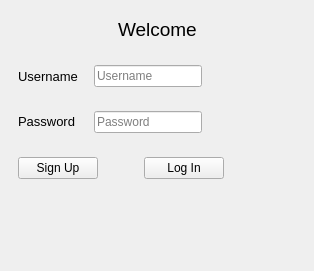
Qt form ui/login.ui (VicMbugua/TaskManagementSystem) before a commit.
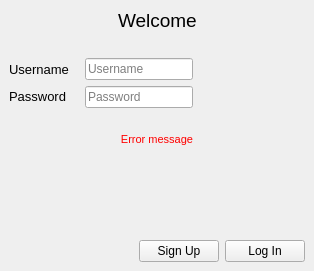
The same form after that commit.

Diff of the .ui file:
```diff
--- a/ui/login.ui
+++ b/ui/login.ui
@@ -22,13 +22,6 @@
   <widget class="QWidget" name="centralwidget">
    <layout class="QVBoxLayout" name="verticalLayout">
     <item>
-     <widget class="QWidget" name="widget" native="true">
-      <property name="sizePolicy">
-       <sizepolicy hsizetype="Preferred" vsizetype="Fixed">
-        <horstretch>0</horstretch>
-        <verstretch>0</verstretch>
-       </sizepolicy>
-      </property>
       <layout class="QHBoxLayout" name="horizontalLayout">
        <item>
         <spacer name="horizontalSpacer">
@@ -69,16 +62,24 @@
         </spacer>
        </item>
       </layout>
-     </widget>
     </item>
     <item>
-     <widget class="QWidget" name="widget_2" native="true">
-      <property name="sizePolicy">
-       <sizepolicy hsizetype="Preferred" vsizetype="Fixed">
-        <horstretch>0</horstretch>
-        <verstretch>0</verstretch>
-       </sizepolicy>
+     <spacer name="verticalSpacer_3">
+      <property name="orientation">
+       <enum>Qt::Vertical</enum>
       </property>
+      <property name="sizeType">
+       <enum>QSizePolicy::Fixed</enum>
+      </property>
+      <property name="sizeHint" stdset="0">
+       <size>
+        <width>20</width>
+        <height>20</height>
+       </size>
+      </property>
+     </spacer>
+    </item>
+    <item>
       <layout class="QHBoxLayout" name="horizontalLayout_2">
        <item>
         <widget class="QLabel" name="label_2">
@@ -118,23 +119,15 @@
          </property>
          <property name="sizeHint" stdset="0">
           <size>
-           <width>57</width>
-           <height>20</height>
+          <width>108</width>
+          <height>17</height>
           </size>
          </property>
         </spacer>
        </item>
       </layout>
-     </widget>
     </item>
     <item>
-     <widget class="QWidget" name="widget_3" native="true">
-      <property name="sizePolicy">
-       <sizepolicy hsizetype="Preferred" vsizetype="Fixed">
-        <horstretch>0</horstretch>
-        <verstretch>0</verstretch>
-       </sizepolicy>
-      </property>
       <layout class="QHBoxLayout" name="horizontalLayout_3">
        <item>
         <widget class="QLabel" name="label_3">
@@ -189,24 +182,88 @@
          </property>
          <property name="sizeHint" stdset="0">
           <size>
-           <width>57</width>
-           <height>20</height>
+          <width>88</width>
+          <height>17</height>
           </size>
          </property>
         </spacer>
        </item>
       </layout>
+    </item>
+    <item>
+     <spacer name="verticalSpacer_2">
+      <property name="orientation">
+       <enum>Qt::Vertical</enum>
+      </property>
+      <property name="sizeType">
+       <enum>QSizePolicy::Fixed</enum>
+      </property>
+      <property name="sizeHint" stdset="0">
+       <size>
+        <width>20</width>
+        <height>15</height>
+       </size>
+      </property>
+     </spacer>
+    </item>
+    <item>
+     <widget class="QLabel" name="error_message">
+      <property name="minimumSize">
+       <size>
+        <width>0</width>
+        <height>20</height>
+       </size>
+      </property>
+      <property name="font">
+       <font>
+        <pointsize>8</pointsize>
+       </font>
+      </property>
+      <property name="styleSheet">
+       <string notr="true">color: red;</string>
+      </property>
+      <property name="text">
+       <string>Error message</string>
+      </property>
+      <property name="alignment">
+       <set>Qt::AlignCenter</set>
+      </property>
+      <property name="margin">
+       <number>0</number>
+      </property>
      </widget>
     </item>
     <item>
-     <widget class="QWidget" name="widget_4" native="true">
-      <property name="sizePolicy">
-       <sizepolicy hsizetype="Preferred" vsizetype="Fixed">
-        <horstretch>0</horstretch>
-        <verstretch>0</verstretch>
-       </sizepolicy>
+     <spacer name="verticalSpacer">
+      <property name="orientation">
+       <enum>Qt::Vertical</enum>
       </property>
+      <property name="sizeHint" stdset="0">
+       <size>
+        <width>20</width>
+        <height>40</height>
+       </size>
+      </property>
+     </spacer>
+    </item>
+    <item>
       <layout class="QHBoxLayout" name="horizontalLayout_4">
+      <item>
+       <spacer name="horizontalSpacer_5">
+        <property name="orientation">
+         <enum>Qt::Horizontal</enum>
+        </property>
+        <property name="sizeType">
+         <enum>QSizePolicy::Expanding</enum>
+        </property>
+        <property name="sizeHint" stdset="0">
+         <size>
+          <width>40</width>
+          <height>20</height>
+         </size>
+        </property>
+       </spacer>
+      </item>
        <item>
         <widget class="QPushButton" name="sign_up">
          <property name="toolTip">
@@ -220,22 +277,6 @@
          </property>
         </widget>
        </item>
-       <item>
-        <spacer name="horizontalSpacer_5">
-         <property name="orientation">
-          <enum>Qt::Horizontal</enum>
-         </property>
-         <property name="sizeType">
-          <enum>QSizePolicy::Fixed</enum>
-         </property>
-         <property name="sizeHint" stdset="0">
-          <size>
-           <width>40</width>
-           <height>20</height>
-          </size>
-         </property>
-        </spacer>
-       </item>
        <item>
         <widget class="QPushButton" name="login">
          <property name="text">
@@ -246,35 +287,8 @@
          </property>
         </widget>
        </item>
-       <item>
-        <spacer name="horizontalSpacer_6">
-         <property name="orientation">
-          <enum>Qt::Horizontal</enum>
-         </property>
-         <property name="sizeHint" stdset="0">
-          <size>
-           <width>40</width>
-           <height>20</height>
-          </size>
-         </property>
-        </spacer>
-       </item>
-      </layout>
-     </widget>
+     </layout>
     </item>
-    <item>
-     <spacer name="verticalSpacer">
-      <property name="orientation">
-       <enum>Qt::Vertical</enum>
-      </property>
-      <property name="sizeHint" stdset="0">
-       <size>
-        <width>20</width>
-        <height>40</height>
-       </size>
-      </property>
-     </spacer>
-    </item>
    </layout>
   </widget>
  </widget>
```
Left out of the diff: 38 changed lines with no effect on the pictures. Lines whose indentation alone changed are shown as unchanged.
